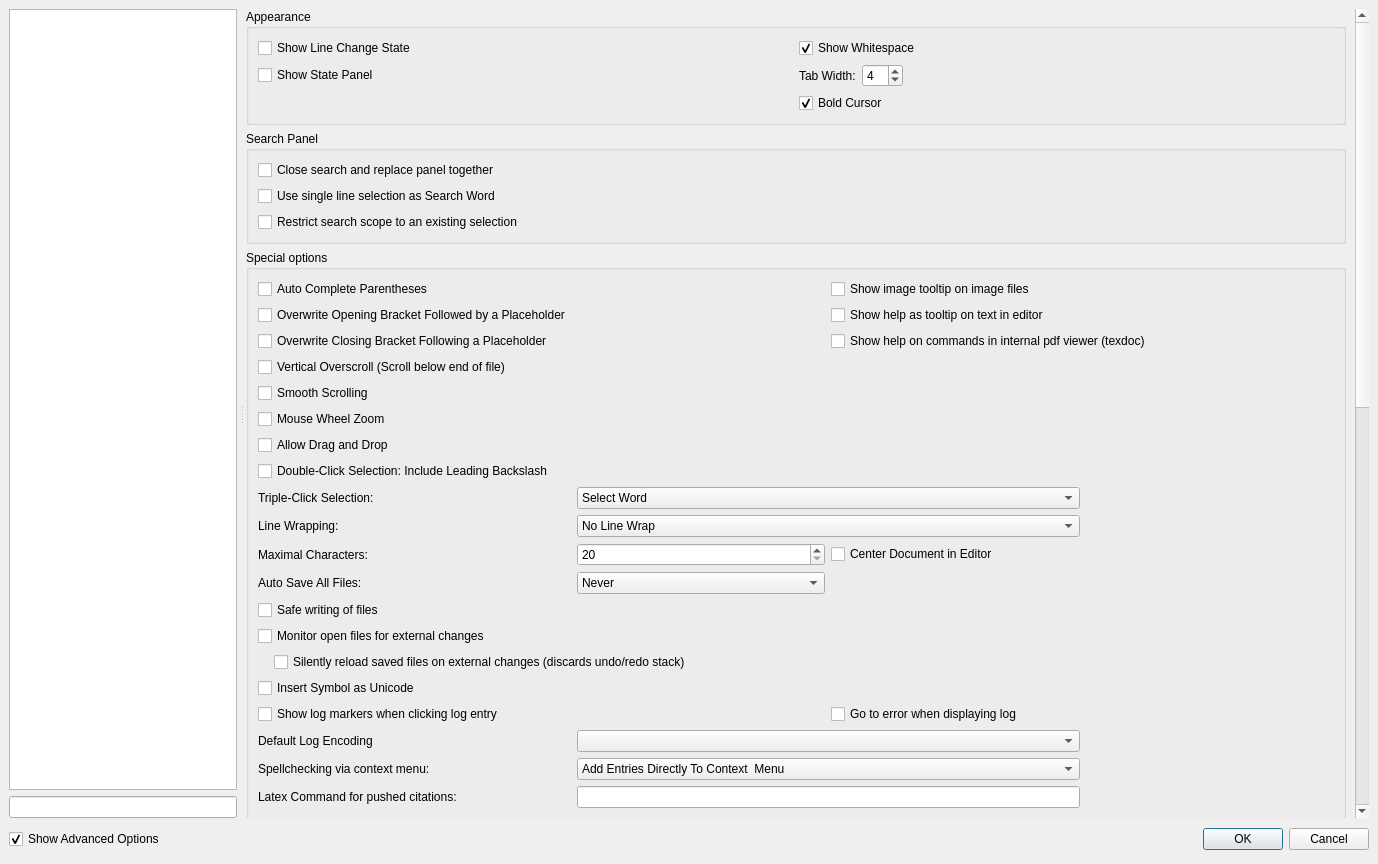
Old version of the form src/configdialog.ui in the repository texstudio-org/texstudio.
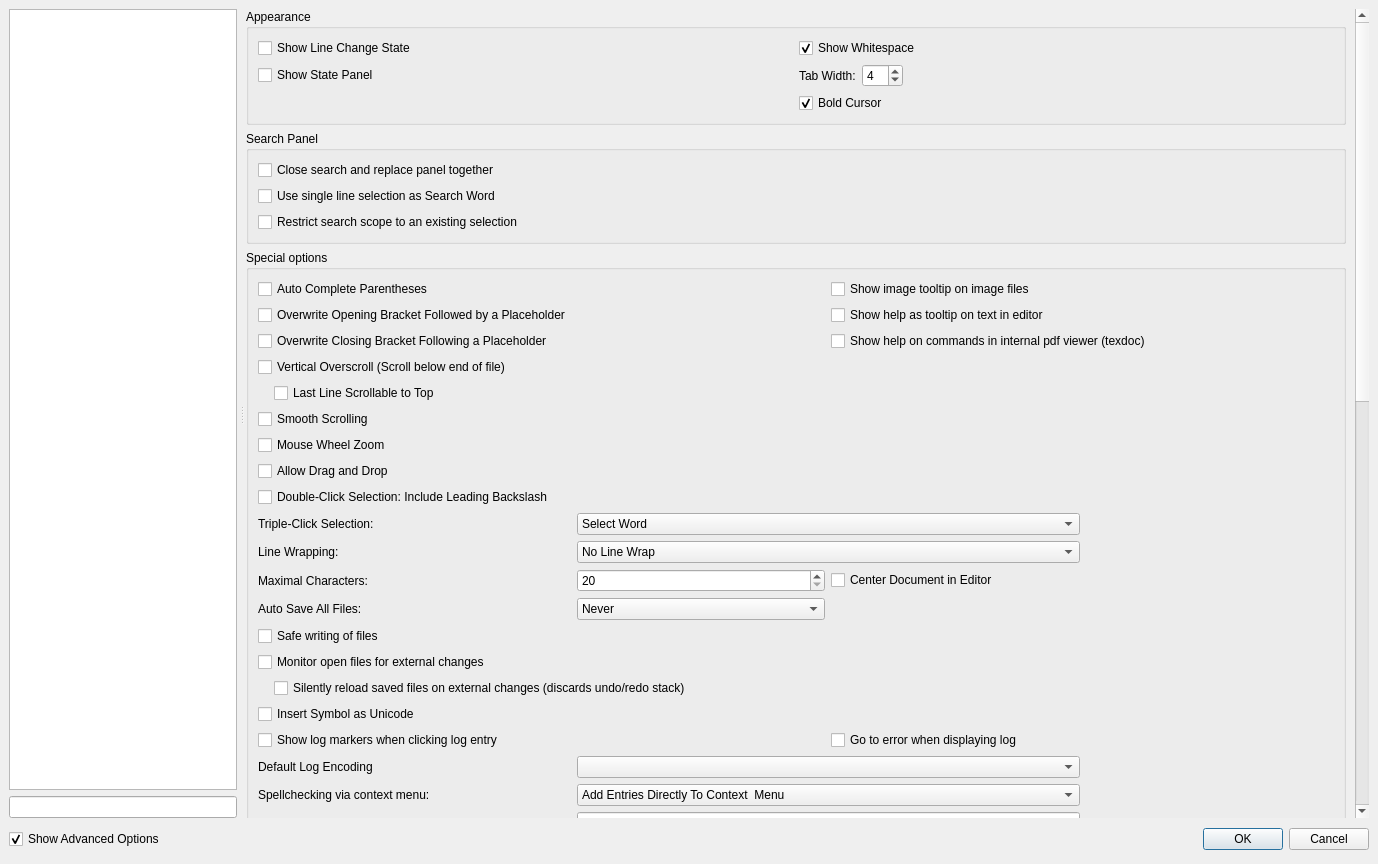
New version of the form. The open tabs and pages were chosen to show the change. Icons and pictures are not drawn.

Commit message:
add new option Last Line Scrollabel to Top
optimize verticalScrollBar settings

Patch:
```diff
--- a/src/configdialog.ui
+++ b/src/configdialog.ui
@@ -2393,6 +2393,20 @@
                     </property>
                    </widget>
                   </item>
+                  <item row="6" column="0" colspan="2">
+                   <layout class="QVBoxLayout" name="verticalLayout_19">
+                    <property name="leftMargin">
+                     <number>16</number>
+                    </property>
+                    <item>
+                     <widget class="QCheckBox" name="checkBoxOverScrollToTop">
+                      <property name="text">
+                       <string>Last Line Scrollable to Top</string>
+                      </property>
+                     </widget>
+                    </item>
+                   </layout>
+                  </item>
                   <item row="11" column="1" colspan="2">
                    <widget class="QComboBox" name="comboBoxTripleClickSelection">
                     <item>
```
Left out of the diff: 4 changed lines with no effect on the pictures. The commit also changes 5 other files.
